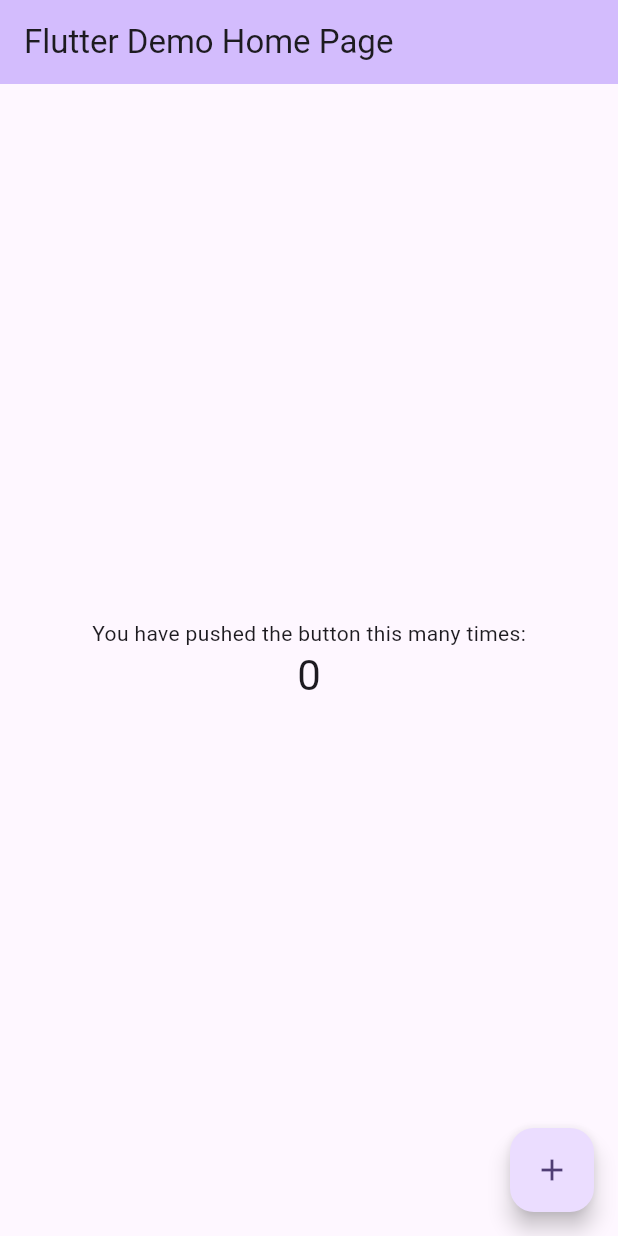
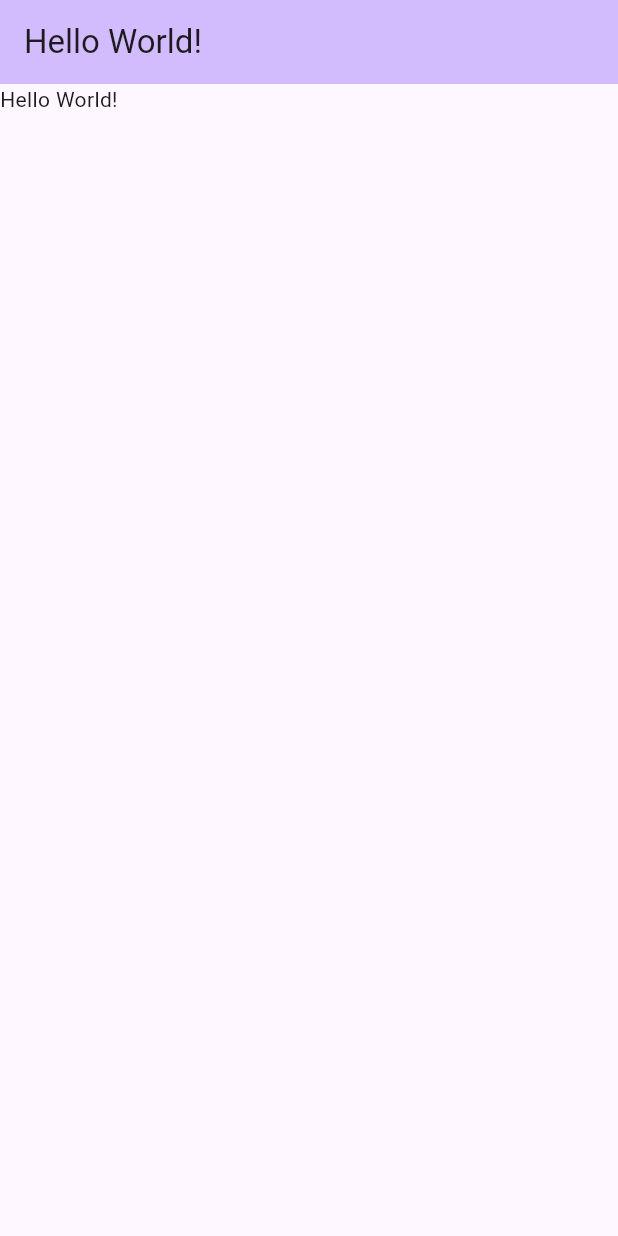
Before and after one commit to owen151128/flutter_study, a Flutter app: the screen it shows after launch, on a phone screen of 412 x 824 dp. Run offline on Flutter 3.47's test engine with Material 3 defaults, Android fonts, the phone set to English and light mode, and no system bars.

Commit message:
feat(default): Modify food recipe default page

```diff
--- a/food_recipe/analysis_options.yaml
+++ b/food_recipe/analysis_options.yaml
@@ -21,6 +21,8 @@ linter:
   # `// ignore_for_file: name_of_lint` syntax on the line or in the file
   # producing the lint.
   rules:
+    prefer_const_constructors: false
+    prefer_const_literals_to_create_immutables: false
     # avoid_print: false  # Uncomment to disable the `avoid_print` rule
     # prefer_single_quotes: true  # Uncomment to enable the `prefer_single_quotes` rule
 
--- a/food_recipe/lib/main.dart
+++ b/food_recipe/lib/main.dart
@@ -1,122 +1,35 @@
 import 'package:flutter/material.dart';
 
 void main() {
-  runApp(const MyApp());
+  runApp(const FoodRecipeApp());
 }
 
-class MyApp extends StatelessWidget {
-  const MyApp({super.key});
+class FoodRecipeApp extends StatelessWidget {
+  const FoodRecipeApp({super.key});
 
-  // This widget is the root of your application.
   @override
   Widget build(BuildContext context) {
     return MaterialApp(
-      title: 'Flutter Demo',
+      title: 'Food Recipe',
       theme: ThemeData(
-        // This is the theme of your application.
-        //
-        // TRY THIS: Try running your application with "flutter run". You'll see
-        // the application has a purple toolbar. Then, without quitting the app,
-        // try changing the seedColor in the colorScheme below to Colors.green
-        // and then invoke "hot reload" (save your changes or press the "hot
-        // reload" button in a Flutter-supported IDE, or press "r" if you used
-        // the command line to start the app).
-        //
-        // Notice that the counter didn't reset back to zero; the application
-        // state is not lost during the reload. To reset the state, use hot
-        // restart instead.
-        //
-        // This works for code too, not just values: Most code changes can be
-        // tested with just a hot reload.
         colorScheme: ColorScheme.fromSeed(seedColor: Colors.deepPurple),
       ),
-      home: const MyHomePage(title: 'Flutter Demo Home Page'),
+      home: const FoodRecipeHomePage(),
     );
   }
 }
 
-class MyHomePage extends StatefulWidget {
-  const MyHomePage({super.key, required this.title});
-
-  // This widget is the home page of your application. It is stateful, meaning
-  // that it has a State object (defined below) that contains fields that affect
-  // how it looks.
-
-  // This class is the configuration for the state. It holds the values (in this
-  // case the title) provided by the parent (in this case the App widget) and
-  // used by the build method of the State. Fields in a Widget subclass are
-  // always marked "final".
-
-  final String title;
-
-  @override
-  State<MyHomePage> createState() => _MyHomePageState();
-}
-
-class _MyHomePageState extends State<MyHomePage> {
-  int _counter = 0;
-
-  void _incrementCounter() {
-    setState(() {
-      // This call to setState tells the Flutter framework that something has
-      // changed in this State, which causes it to rerun the build method below
-      // so that the display can reflect the updated values. If we changed
-      // _counter without calling setState(), then the build method would not be
-      // called again, and so nothing would appear to happen.
-      _counter++;
-    });
-  }
+class FoodRecipeHomePage extends StatelessWidget {
+  const FoodRecipeHomePage({super.key});
 
   @override
   Widget build(BuildContext context) {
-    // This method is rerun every time setState is called, for instance as done
-    // by the _incrementCounter method above.
-    //
-    // The Flutter framework has been optimized to make rerunning build methods
-    // fast, so that you can just rebuild anything that needs updating rather
-    // than having to individually change instances of widgets.
     return Scaffold(
       appBar: AppBar(
-        // TRY THIS: Try changing the color here to a specific color (to
-        // Colors.amber, perhaps?) and trigger a hot reload to see the AppBar
-        // change color while the other colors stay the same.
         backgroundColor: Theme.of(context).colorScheme.inversePrimary,
-        // Here we take the value from the MyHomePage object that was created by
-        // the App.build method, and use it to set our appbar title.
-        title: Text(widget.title),
+        title: Text("Hello World!"),
       ),
-      body: Center(
-        // Center is a layout widget. It takes a single child and positions it
-        // in the middle of the parent.
-        child: Column(
-          // Column is also a layout widget. It takes a list of children and
-          // arranges them vertically. By default, it sizes itself to fit its
-          // children horizontally, and tries to be as tall as its parent.
-          //
-          // Column has various properties to control how it sizes itself and
-          // how it positions its children. Here we use mainAxisAlignment to
-          // center the children vertically; the main axis here is the vertical
-          // axis because Columns are vertical (the cross axis would be
-          // horizontal).
-          //
-          // TRY THIS: Invoke "debug painting" (choose the "Toggle Debug Paint"
-          // action in the IDE, or press "p" in the console), to see the
-          // wireframe for each widget.
-          mainAxisAlignment: MainAxisAlignment.center,
-          children: <Widget>[
-            const Text('You have pushed the button this many times:'),
-            Text(
-              '$_counter',
-              style: Theme.of(context).textTheme.headlineMedium,
-            ),
-          ],
-        ),
-      ),
-      floatingActionButton: FloatingActionButton(
-        onPressed: _incrementCounter,
-        tooltip: 'Increment',
-        child: const Icon(Icons.add),
-      ), // This trailing comma makes auto-formatting nicer for build methods.
+      body: Text("Hello World!"),
     );
   }
 }
```
